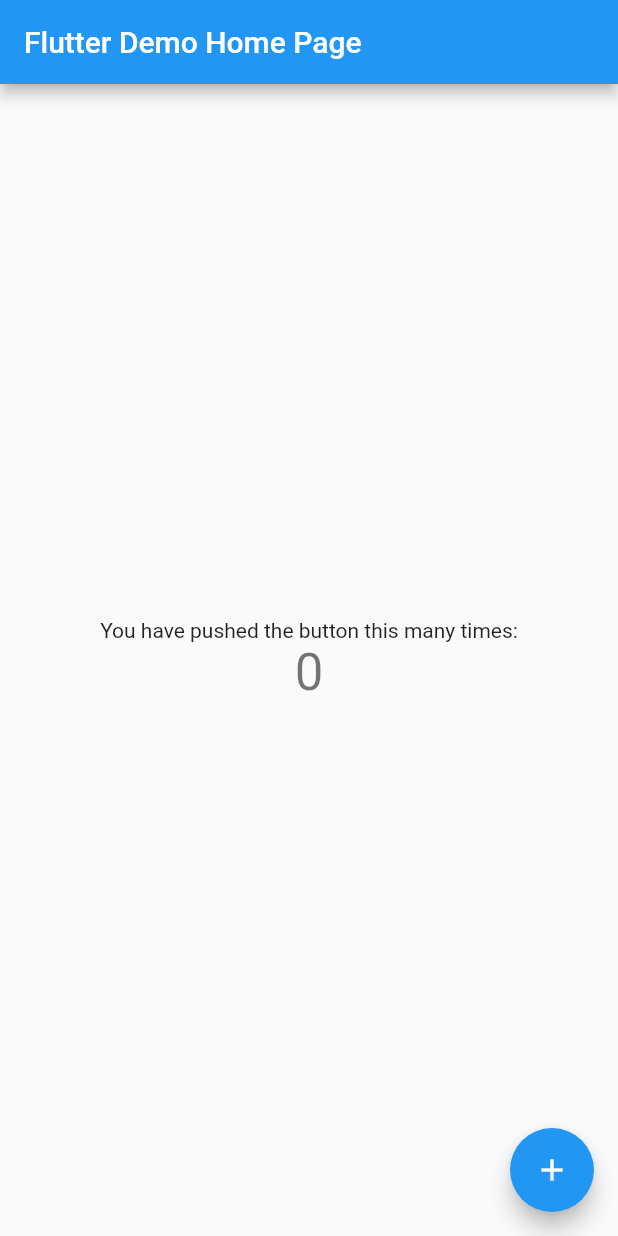
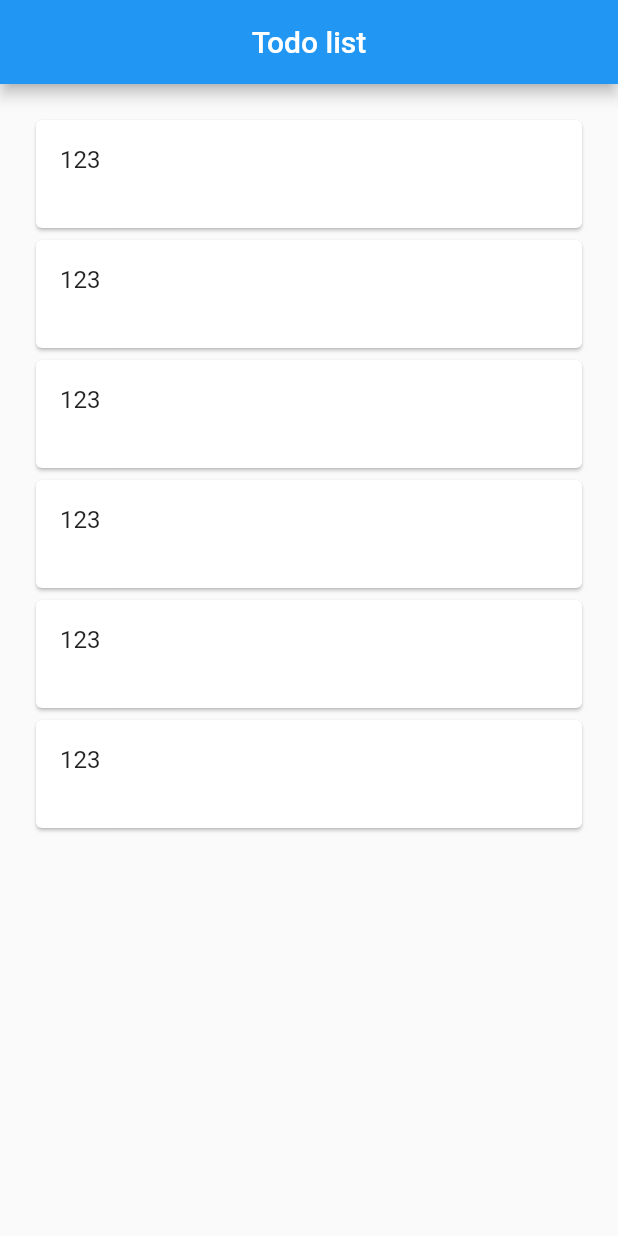
Before and after one commit to al3xk0s/continue-examples, a Flutter app: the screen it shows after launch, on a phone screen of 412 x 824 dp. Run offline on Flutter 3.47's test engine with Material 2 defaults, Android fonts, the light colour scheme and no system bars.

```diff
--- a/stream_example/lib/main.dart
+++ b/stream_example/lib/main.dart
@@ -1,4 +1,8 @@
 import 'package:flutter/material.dart';
+import 'package:stream_example/bloc/base/bloc.dart';
+import 'package:stream_example/bloc/base/bloc_handle_storage.dart';
+import 'package:stream_example/bloc/widget/bloc_builder.dart';
+import 'package:stream_example/views/todo_list_screen.dart';
 
 void main() {
   runApp(const MyApp());
@@ -11,105 +15,11 @@
   @override
   Widget build(BuildContext context) {
     return MaterialApp(
-      title: 'Flutter Demo',
+      title: 'Stream example',
       theme: ThemeData(
-        // This is the theme of your application.
-        //
-        // Try running your application with "flutter run". You'll see the
-        // application has a blue toolbar. Then, without quitting the app, try
-        // changing the primarySwatch below to Colors.green and then invoke
-        // "hot reload" (press "r" in the console where you ran "flutter run",
-        // or simply save your changes to "hot reload" in a Flutter IDE).
-        // Notice that the counter didn't reset back to zero; the application
-        // is not restarted.
         primarySwatch: Colors.blue,
       ),
-      home: const MyHomePage(title: 'Flutter Demo Home Page'),
+      home: const TodoListScreen(),
     );
   }
 }
-
-class MyHomePage extends StatefulWidget {
-  const MyHomePage({super.key, required this.title});
-
-  // This widget is the home page of your application. It is stateful, meaning
-  // that it has a State object (defined below) that contains fields that affect
-  // how it looks.
-
-  // This class is the configuration for the state. It holds the values (in this
-  // case the title) provided by the parent (in this case the App widget) and
-  // used by the build method of the State. Fields in a Widget subclass are
-  // always marked "final".
-
-  final String title;
-
-  @override
-  State<MyHomePage> createState() => _MyHomePageState();
-}
-
-class _MyHomePageState extends State<MyHomePage> {
-  int _counter = 0;
-
-  void _incrementCounter() {
-    setState(() {
-      // This call to setState tells the Flutter framework that something has
-      // changed in this State, which causes it to rerun the build method below
-      // so that the display can reflect the updated values. If we changed
-      // _counter without calling setState(), then the build method would not be
-      // called again, and so nothing would appear to happen.
-      _counter++;
-    });
-  }
-
-  @override
-  Widget build(BuildContext context) {
-    // This method is rerun every time setState is called, for instance as done
-    // by the _incrementCounter method above.
-    //
-    // The Flutter framework has been optimized to make rerunning build methods
-    // fast, so that you can just rebuild anything that needs updating rather
-    // than having to individually change instances of widgets.
-    return Scaffold(
-      appBar: AppBar(
-        // Here we take the value from the MyHomePage object that was created by
-        // the App.build method, and use it to set our appbar title.
-        title: Text(widget.title),
-      ),
-      body: Center(
-        // Center is a layout widget. It takes a single child and positions it
-        // in the middle of the parent.
-        child: Column(
-          // Column is also a layout widget. It takes a list of children and
-          // arranges them vertically. By default, it sizes itself to fit its
-          // children horizontally, and tries to be as tall as its parent.
-          //
-          // Invoke "debug painting" (press "p" in the console, choose the
-          // "Toggle Debug Paint" action from the Flutter Inspector in Android
-          // Studio, or the "Toggle Debug Paint" command in Visual Studio Code)
-          // to see the wireframe for each widget.
-          //
-          // Column has various properties to control how it sizes itself and
-          // how it positions its children. Here we use mainAxisAlignment to
-          // center the children vertically; the main axis here is the vertical
-          // axis because Columns are vertical (the cross axis would be
-          // horizontal).
-          mainAxisAlignment: MainAxisAlignment.center,
-          children: <Widget>[
-            const Text(
-              'You have pushed the button this many times:',
-            ),
-            Text(
-              '$_counter',
-              style: Theme.of(context).textTheme.headline4,
-            ),
-          ],
-        ),
-      ),
-      floatingActionButton: FloatingActionButton(
-        onPressed: _incrementCounter,
-        tooltip: 'Increment',
-        child: const Icon(Icons.add),
-      ), // This trailing comma makes auto-formatting nicer for build methods.
-    );
-  }
-}
--- /dev/null
+++ b/stream_example/lib/models/todo/todo.dart
@@ -0,0 +1,49 @@
+import 'package:stream_example/models/todo/todo_required_field.dart';
+
+class TodoId extends TodoRequiredField {
+  TodoId(super.value);
+}
+
+class TodoTitle extends TodoRequiredField {
+  TodoTitle(super.value);
+}
+
+class Todo {
+  late final TodoId id;
+
+  String get title => _title.value;
+  String get description => _description;
+  bool get isActual => _isActual;
+
+  late bool _isActual;
+  late TodoTitle _title;
+  late String _description;
+
+  Todo({
+    required String id,
+    required String title,
+    String description = "",
+    bool isActual = true
+  }) {
+    this.id = TodoId(id);
+    _title = TodoTitle(title);
+    _description = description;
+    _isActual = isActual;
+  }
+
+  @override
+  bool operator==(covariant Todo other) {
+    return id == other.id;
+  }
+
+  @override
+  int get hashCode => id.hashCode;
+
+  void resolve() {
+    _isActual = false;
+  }
+
+  void actualize() {
+    _isActual = true;
+  }
+}
--- /dev/null
+++ b/stream_example/lib/models/todo_list.dart
@@ -0,0 +1,14 @@
+import 'package:stream_example/models/todo/todo.dart';
+import 'package:stream_example/models/todo_repository.dart';
+
+abstract class TodoList {
+  Future<List<Todo>> getTodos();
+  Future<Todo> getTodo(TodoId id);
+  Future<void> removeTodo(TodoId id);
+}
+
+class TodoListImpl implements TodoList {
+  TodoListImpl(this.repository);
+
+  final TodoRepository repository;
+}
--- /dev/null
+++ b/stream_example/lib/models/todo_repository.dart
@@ -0,0 +1,61 @@
+import 'dart:math';
+
+import 'package:stream_example/models/todo/todo.dart';
+
+abstract class TodoRepository {
+  Future<List<Todo>> getTodos();
+
+  Future<void> addTodo(Todo todo);
+
+  Future<Todo?> getTodo(TodoId id);
+
+  Future<void> removeTodo(TodoId id);
+
+  Future<bool> hasTodo(TodoId id);
+}
+
+class TodoRepositoryImpl implements TodoRepository {
+  final _idTodoMap = <TodoId, Todo>{};
+
+  @override
+  Future<void> addTodo(Todo todo) async {
+    await _delay();
+
+    if(_idTodoMap.containsKey(todo.id)) {
+      throw Exception('Невозможно добавить todo с id ${todo.id}');
+    }
+
+    _idTodoMap[todo.id] = todo;
+  }
+
+  @override
+  Future<List<Todo>> getTodos() async {
+    await _delay();
+    return _idTodoMap.values.toList();
+  }
+
+  @override
+  Future<bool> hasTodo(TodoId id) async {
+    await _delay();
+    return _idTodoMap.containsKey(id);
+  }
+
+  @override
+  Future<void> removeTodo(TodoId id) async {
+    if(!(await hasTodo(id))) throw Exception('Удаляемая задача с id $id не найдена');
+    _idTodoMap.remove(id);
+  }
+
+  final Random _gen = Random();
+
+  Future<void> _delay() {
+    final Duration duration = Duration(seconds: _gen.nextInt(2), microseconds: _gen.nextInt(499));
+    return Future.delayed(duration);
+  }
+
+  @override
+  Future<Todo?> getTodo(TodoId id) async {
+    await _delay();
+    return _idTodoMap[id];
+  }
+}
--- /dev/null
+++ b/stream_example/lib/views/todo_list_screen.dart
@@ -0,0 +1,22 @@
+import 'package:flutter/material.dart';
+import 'package:flutter/src/widgets/container.dart';
+import 'package:flutter/src/widgets/framework.dart';
+import 'package:stream_example/views/todo_list_widget.dart';
+
+class TodoListScreen extends StatelessWidget {
+  const TodoListScreen({super.key});
+
+  @override
+  Widget build(BuildContext context) {
+    return Scaffold(
+      appBar: AppBar(
+        title: const Text('Todo list'),
+        centerTitle: true,
+      ),
+      body: const Padding(
+        padding: EdgeInsets.all(20),
+        child: TodoListWidget(),
+      ),
+    );
+  }
+}
--- /dev/null
+++ b/stream_example/lib/views/todo_list_widget.dart
@@ -0,0 +1,28 @@
+import 'package:flutter/src/widgets/container.dart';
+import 'package:flutter/src/widgets/framework.dart';
+import 'package:flutter/widgets.dart';
+import 'package:stream_example/models/todo/todo.dart';
+import 'package:stream_example/views/todo_widget.dart';
+
+class TodoListWidget extends StatelessWidget {
+  const TodoListWidget({super.key});
+
+  List<Todo> _getTodos() {
+    return [
+      Todo(id: '0', title: '123', description: ''),
+      Todo(id: '0', title: '123', description: ''),
+      Todo(id: '0', title: '123', description: ''),
+      Todo(id: '0', title: '123', description: ''),
+      Todo(id: '0', title: '123', description: ''),
+      Todo(id: '0', title: '123', description: ''),
+    ];
+  }
+
+  @override
+  Widget build(BuildContext context) {
+    return  ListView(
+      children: _getTodos().map((t) => TodoWidget(todo: t)).toList(),
+
+    );
+  }
+}
--- /dev/null
+++ b/stream_example/lib/views/todo_widget.dart
@@ -0,0 +1,21 @@
+import 'package:flutter/material.dart';
+import 'package:flutter/src/widgets/container.dart';
+import 'package:flutter/src/widgets/framework.dart';
+import 'package:stream_example/models/todo/todo.dart';
+
+class TodoWidget extends StatelessWidget {
+  const TodoWidget({super.key, required this.todo});
+
+  final Todo todo;
+
+  @override
+  Widget build(BuildContext context) {
+    return Card(
+      child: ListTile(
+        title: Text(todo.title),
+        subtitle: Text(todo.description),
+        onTap: () {},
+      ),
+    );
+  }
+}
```
Also changed, not shown: stream_example/lib/bloc/base/bloc.dart (added, +67 -0 lines), stream_example/lib/bloc/base/bloc_handle_storage.dart (added, +31 -0 lines), stream_example/lib/bloc/widget/bloc_builder.dart (added, +45 -0 lines), stream_example/lib/models/todo/todo_required_field.dart (added, +18 -0 lines), stream_example/lib/bloc/widget/bloc_provider.dart (added).
